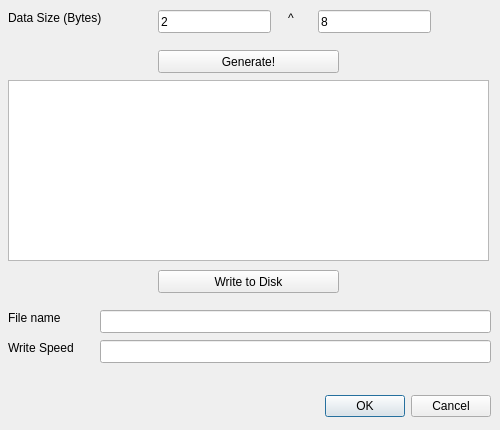
This is DEExp/writedatadialog.ui in yunhasnawa/DEExp as Qt 5 draws it before an edit. The edited form follows.
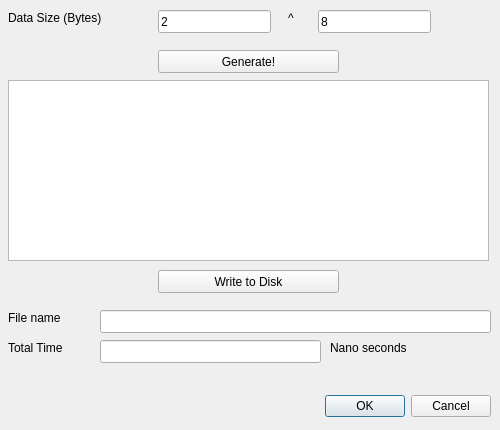
This is the edited form.

Commit message: Finishing write data dialog

```diff
--- a/DEExp/writedatadialog.ui
+++ b/DEExp/writedatadialog.ui
@@ -101,7 +101,7 @@
     </rect>
    </property>
    <property name="text">
-    <string>Write Speed</string>
+    <string>Total Time</string>
    </property>
   </widget>
   <widget class="QPushButton" name="pbtGenerate">
@@ -153,12 +153,25 @@
     <string>2</string>
    </property>
   </widget>
-  <widget class="QLineEdit" name="ldtWriteSpeed">
+  <widget class="QLabel" name="label_5">
+   <property name="geometry">
+    <rect>
+     <x>330</x>
+     <y>340</y>
+     <width>91</width>
+     <height>16</height>
+    </rect>
+   </property>
+   <property name="text">
+    <string>Nano seconds</string>
+   </property>
+  </widget>
+  <widget class="QLineEdit" name="ldtTotalTime">
    <property name="geometry">
     <rect>
      <x>100</x>
      <y>340</y>
-     <width>391</width>
+     <width>221</width>
      <height>23</height>
     </rect>
    </property>
```
The commit also changes 14 other files.
